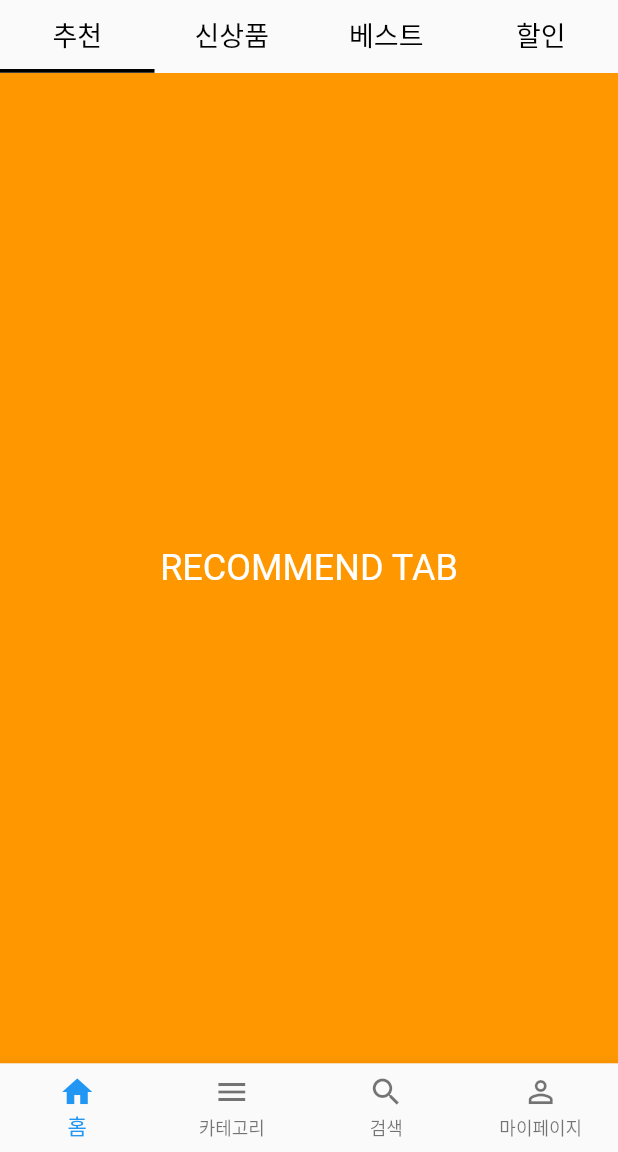
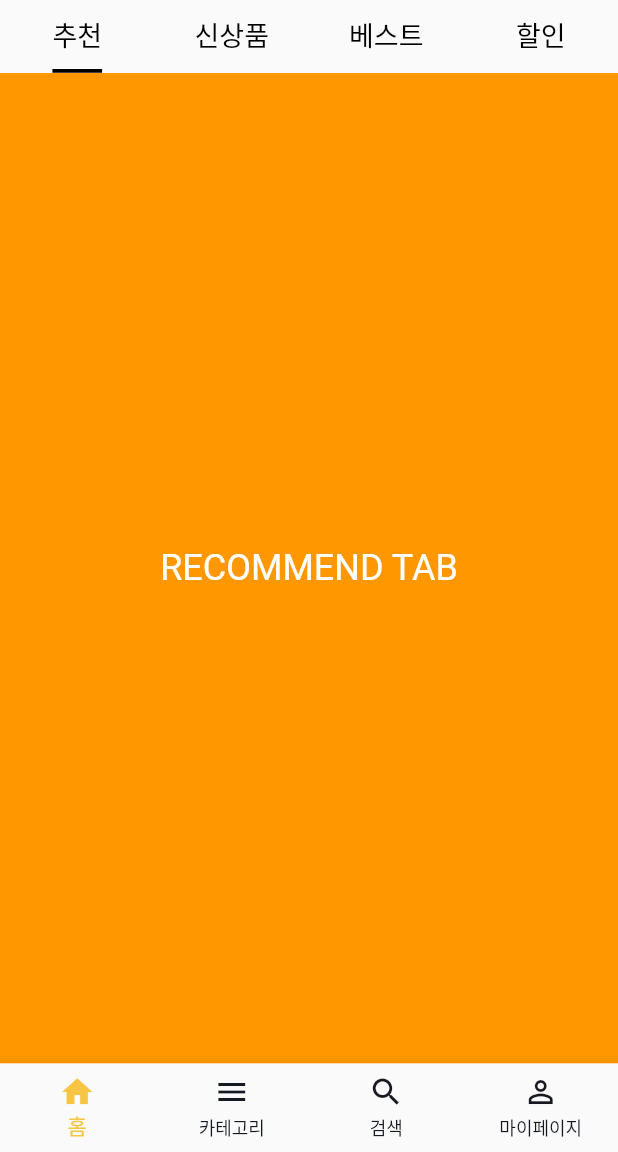
Before and after one commit to leejunesun/TtangkkeusMarket, a Flutter app: the screen it shows after launch, on a phone screen of 412 x 824 dp, the part 84-1236 px from its top. Run offline on Flutter 3.47's test engine with Material 2 defaults, Android fonts, the phone set to English and light mode, and no system bars; our stand-ins replace flutter_native_splash; Roboto replaces fonts that are missing (SF).

```diff
--- a/lib/widgets/TabBar.dart
+++ b/lib/widgets/TabBar.dart
@@ -16,6 +16,7 @@ class MainTabBar extends StatelessWidget {
           TabBar(
             indicatorColor: Color(0xff000000),
             indicatorWeight: 2.5,
+            indicatorSize: TabBarIndicatorSize.label,
             tabs: [
               Tab(
                 child: Text(
--- a/lib/widgets/bottom_navbar.dart
+++ b/lib/widgets/bottom_navbar.dart
@@ -3,10 +3,9 @@ import 'package:ttangkkeusmarket/screens/home.dart';
 import 'package:ttangkkeusmarket/screens/category.dart';
 import 'package:ttangkkeusmarket/screens/search.dart';
 import 'package:ttangkkeusmarket/screens/mypage.dart';
-import 'package:ttangkkeusmarket/widgets/AppBar.dart';
 
 class MyBottomNavBar extends StatefulWidget {
-  MyBottomNavBar({Key? key}) : super(key: key);
+  const MyBottomNavBar({Key? key}) : super(key: key);
 
   @override
   State<MyBottomNavBar> createState() => _MyBottomNavBarState();
@@ -35,6 +34,8 @@ class _MyBottomNavBarState extends State<MyBottomNavBar> {
       // ),
       body: _screens[_selectIndex],
       bottomNavigationBar: BottomNavigationBar(
+        unselectedItemColor: Color(0xFF161921),
+        selectedItemColor: Color(0xFFF6C544),
         type: BottomNavigationBarType.fixed,
         currentIndex: _selectIndex,
         onTap: _navigateBottomBar,
```
Also changed, not shown: assets/icon/cart.png (added), assets/icon/category.png (added), assets/icon/home.png (added), assets/icon/mypage.png (added), assets/icon/search.png (added), 194 other files.
